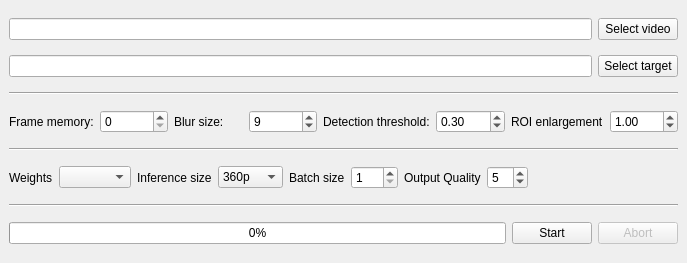
This is dashcamcleaner/src/mainwindow.ui in tfaehse/DashcamCleaner as Qt 5 draws it before an edit. The edited form follows.
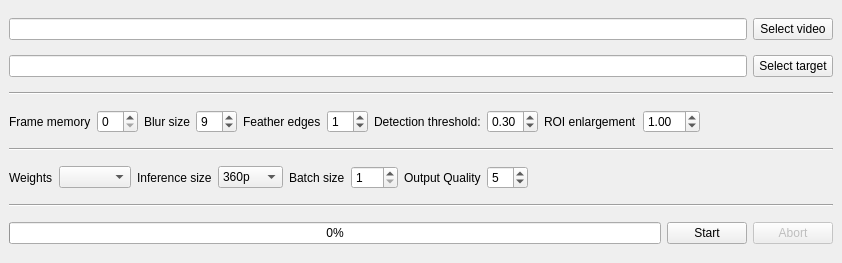
This is the edited form.

Commit message:
Update GUI to support new mask blurring feature (#42)
- add feather edges option to GUI
- adapt QtWrapper to support the parameter

The edit to the form file:
```diff
--- a/dashcamcleaner/src/mainwindow.ui
+++ b/dashcamcleaner/src/mainwindow.ui
@@ -6,7 +6,7 @@
    <rect>
     <x>0</x>
     <y>0</y>
-    <width>687</width>
+    <width>842</width>
     <height>263</height>
    </rect>
   </property>
@@ -69,7 +69,7 @@
       <item>
        <widget class="QLabel" name="label_2">
         <property name="text">
-         <string>Frame memory:</string>
+         <string>Frame memory</string>
         </property>
        </widget>
       </item>
@@ -79,7 +79,7 @@
       <item>
        <widget class="QLabel" name="label_3">
         <property name="text">
-         <string>Blur size:</string>
+         <string>Blur size</string>
         </property>
        </widget>
       </item>
@@ -90,6 +90,20 @@
         </property>
        </widget>
       </item>
+      <item>
+       <widget class="QLabel" name="label_9">
+        <property name="text">
+         <string>Feather edges</string>
+        </property>
+       </widget>
+      </item>
+      <item>
+       <widget class="QSpinBox" name="spin_feather_edges">
+        <property name="value">
+         <number>1</number>
+        </property>
+       </widget>
+      </item>
       <item>
        <widget class="QLabel" name="label_5">
         <property name="text">
@@ -133,6 +147,19 @@
         </property>
        </widget>
       </item>
+      <item>
+       <spacer name="horizontalSpacer_2">
+        <property name="orientation">
+         <enum>Qt::Horizontal</enum>
+        </property>
+        <property name="sizeHint" stdset="0">
+         <size>
+          <width>40</width>
+          <height>20</height>
+         </size>
+        </property>
+       </spacer>
+      </item>
      </layout>
     </item>
     <item>
```
The commit also changes 5 other files.
